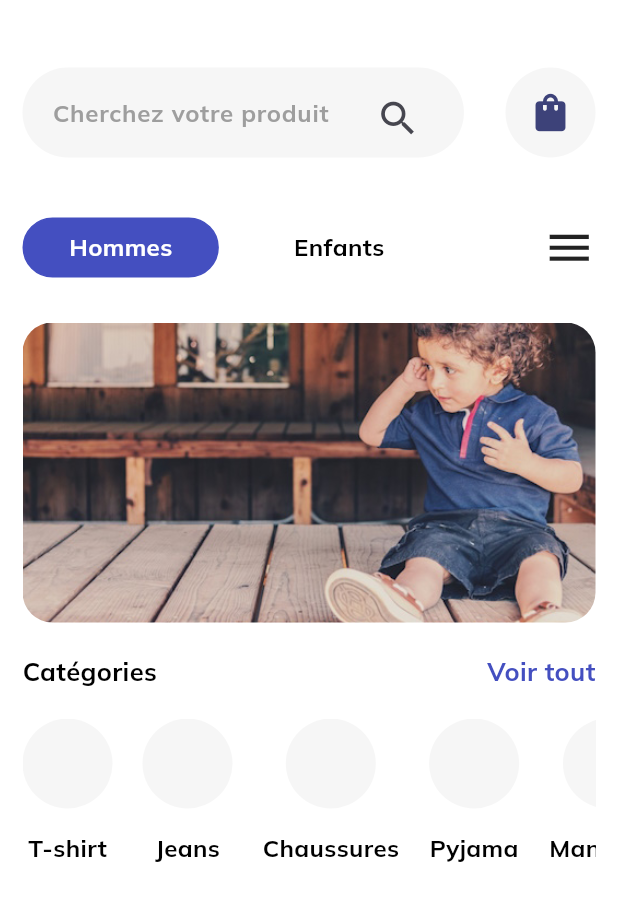
After one commit to navalnorth/ecomApp_flutter, a Flutter app: the ProductPage screen opened directly, on a phone screen of 412 x 824 dp. The commit adds this screen. Shown: the top 901 px of the screen. Run offline on Flutter 3.47's test engine with Material 3 defaults, Android fonts, the phone set to English and light mode, and no system bars.

Commit message:
feat:productpage

```diff
--- /dev/null
+++ b/lib/app/modules/ProductsPage/controller/product_page_controller.dart
@@ -0,0 +1,23 @@
+import 'package:ecom_app/app/components/space.dart';
+import 'package:ecom_app/app/components/text_components.dart';
+import 'package:ecom_app/utils/colors.dart';
+import 'package:flutter/material.dart';
+
+bool isMan = true;
+bool isKids = false;
+
+CategoryBox(String productPage) {
+  return Container(
+    margin: EdgeInsets.only(right: 20),
+    child: Column(
+      children: [
+        CircleAvatar(
+          radius: 30,
+          backgroundColor: greyColor,
+        ),
+        h(15),
+        TextComponents(txt: productPage, fw: FontWeight.bold, family: "bold",)
+      ],
+    ),
+  );
+}
--- /dev/null
+++ b/lib/app/modules/ProductsPage/view/product_page.dart
@@ -0,0 +1,151 @@
+
+
+import 'package:ecom_app/app/components/space.dart';
+import 'package:ecom_app/app/components/text_components.dart';
+import 'package:ecom_app/app/modules/ProductsPage/controller/product_page_controller.dart';
+import 'package:ecom_app/utils/colors.dart';
+import 'package:flutter/material.dart';
+
+class ProductPage extends StatefulWidget {
+  const ProductPage({super.key});
+
+  @override
+  State<ProductPage> createState() => _ProductPageState();
+}
+
+class _ProductPageState extends State<ProductPage> {
+  @override
+  Widget build(BuildContext context) {
+    return Scaffold(
+      backgroundColor: Colors.white,
+      appBar: AppBar(
+        automaticallyImplyLeading: false,
+        backgroundColor: Colors.transparent,
+        toolbarHeight: 30,
+      ),
+      body: SingleChildScrollView(
+        padding: const EdgeInsets.all(15),
+        child: Column(
+          children: [
+            Row(
+              mainAxisAlignment: MainAxisAlignment.spaceBetween,
+              children: [
+                Container(
+                  padding: const EdgeInsets.only(left: 20, right: 20, top: 10),
+                  height: 60,
+                  decoration: BoxDecoration(
+                    color: greyColor,
+                    borderRadius: BorderRadius.circular(100)
+                  ),
+                  width: MediaQuery.of(context).size.width/1.4,
+                  child: TextFormField(
+                    decoration: const InputDecoration(
+                      suffixIcon: Icon(Icons.search, size: 30,),
+                      hintText: 'Cherchez votre produit',
+                      border: InputBorder.none,
+                      hintStyle: TextStyle(color: Colors.grey, fontFamily: "Bold", fontWeight: FontWeight.bold)
+                    ),
+                  ),
+                ),
+                CircleAvatar(
+                  backgroundColor: greyColor,
+                  radius: 30,
+                  child: const Center(
+                    child: Icon(Icons.shopping_bag, size: 30,),
+                  ),
+                )
+              ],
+            ),
+            h(40),
+            Row(
+              mainAxisAlignment: MainAxisAlignment.spaceBetween,
+              children: [
+                Row(
+                  children: [
+                    InkWell(
+                      onTap: () {
+                        setState(() {
+                          isMan=true;
+                          isKids=false;
+                        });
+                      },
+                    child: Container(
+                      padding: const EdgeInsets.only(left: 30, right: 30),
+                      height: 40,
+                      decoration: BoxDecoration(
+                        color: isMan ? mainColor : Colors.white,
+                        border: Border.all(color: mainColor),
+                        borderRadius: BorderRadius.circular(100)
+                      ),
+                      child: Center(
+                        child: TextComponents(txt: "Hommes", color: isMan ? Colors.white : Colors.black, fw: FontWeight.bold, family: "Bold",),
+                      ),
+                    ),
+                    ),
+                    w(20),
+                    InkWell(
+                      onTap: () {
+                        setState(() {
+                          isMan=false;
+                          isKids=true;
+                        });
+                      },
+                    child: Container(
+                      padding: const EdgeInsets.only(left: 30, right: 30),
+                      height: 40,
+                      decoration: BoxDecoration(
+                        color: isKids ? mainColor : Colors.white,
+                        borderRadius: BorderRadius.circular(100)
+                      ),
+                      child: Center(
+                        child: TextComponents(txt: "Enfants", color: isKids ? Colors.white : Colors.black, fw: FontWeight.bold, family: "Bold",),
+                      ),
+                    ),
+                    )
+                  ],
+                ),
+                h(20),
+                const Icon(Icons.menu, size:35,)
+
+              ],
+            ),
+            h(30),
+            Container(
+              height: 200,
+              width: double.infinity,
+              decoration: BoxDecoration(borderRadius: BorderRadius.circular(20) ),
+              child: ClipRRect(
+              borderRadius: BorderRadius.circular(20),
+              child: const Image(
+                image: AssetImage("assets/images/enfant.jpg"),
+                fit: BoxFit.cover,
+              ),
+            ),
+            ),
+            h(20),
+            Row(
+              mainAxisAlignment: MainAxisAlignment.spaceBetween,
+              children: [
+                TextComponents(txt: "Catégories", fw: FontWeight.bold, family: "Bold", textSize: 17,),
+                TextComponents(txt: "Voir tout", fw: FontWeight.bold, family: "Bold", color: mainColor, textSize: 17,)
+              ],
+            ),
+            h(20),
+            SingleChildScrollView(
+              scrollDirection: Axis.horizontal,
+              child: Row(
+                children: [
+                CategoryBox("T-shirt"),
+                CategoryBox("Jeans"),
+                CategoryBox("Chaussures"),
+                CategoryBox("Pyjama"),
+                CategoryBox("Manteaux"),
+                CategoryBox("Accessoires"),
+              ],),
+            )
+          ],
+        ),
+      ),
+    );
+  }
+}
--- a/lib/app/modules/welcome/view/welcome.dart
+++ b/lib/app/modules/welcome/view/welcome.dart
@@ -1,6 +1,7 @@
 import 'package:ecom_app/app/components/button_components.dart';
 import 'package:ecom_app/app/components/space.dart';
 import 'package:ecom_app/app/components/text_components.dart';
+import 'package:ecom_app/app/modules/ProductsPage/view/product_page.dart';
 import 'package:ecom_app/utils/colors.dart';
 import 'package:flutter/material.dart';
 
@@ -33,7 +34,12 @@ class _WelcomeState extends State<Welcome> {
             h(40),
             Image.asset("assets/images/welcome.png"),
             h(40),
-            ButtonComponent(textButton: "Commencer", buttonColor: mainColor)
+            InkWell(
+              onTap: () {
+                Navigator.pushReplacement(context, MaterialPageRoute(builder: (context) => ProductPage()));
+              },
+              child: ButtonComponent(textButton: "Commencer", buttonColor: mainColor)
+            )
           ],
         ),
       ),
--- a/lib/utils/colors.dart
+++ b/lib/utils/colors.dart
@@ -3,3 +3,5 @@ import 'package:flutter/material.dart';
 Color mainColor = Color(0xFF444fc0);
 Color homeBg = Color(0xFFf2f4fc);
 Color loginButtonColor = Color(0xFFe2e6f7);
+Color greyColor = Color(0xFFf6f6f6);
+Color greyColor2 = Color(0xFFe7e7e7);
```
Also changed, not shown: assets/images/enfant.jpg (added).
